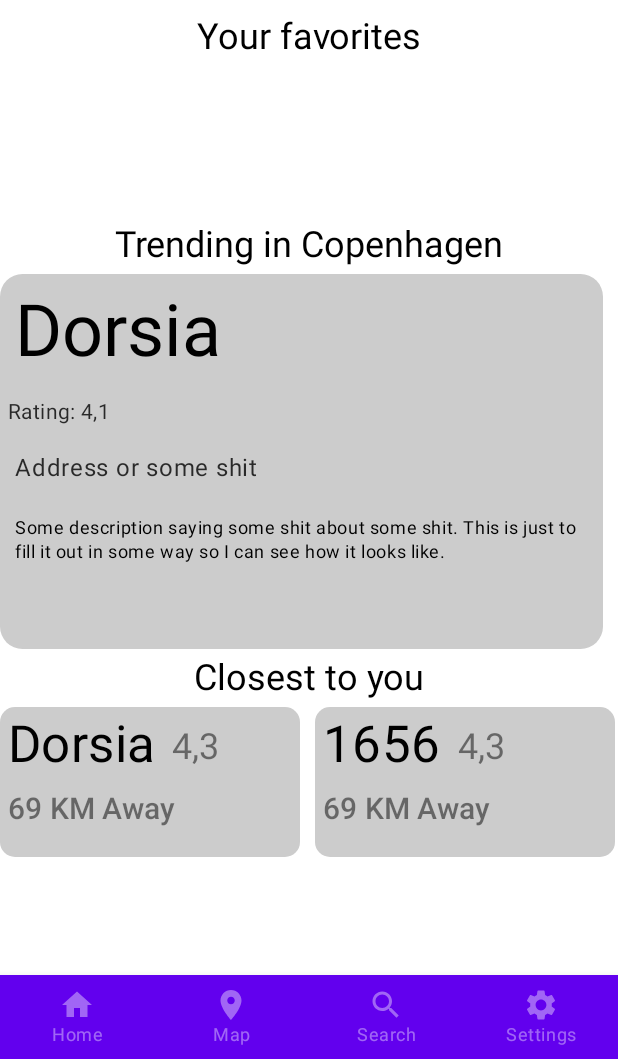
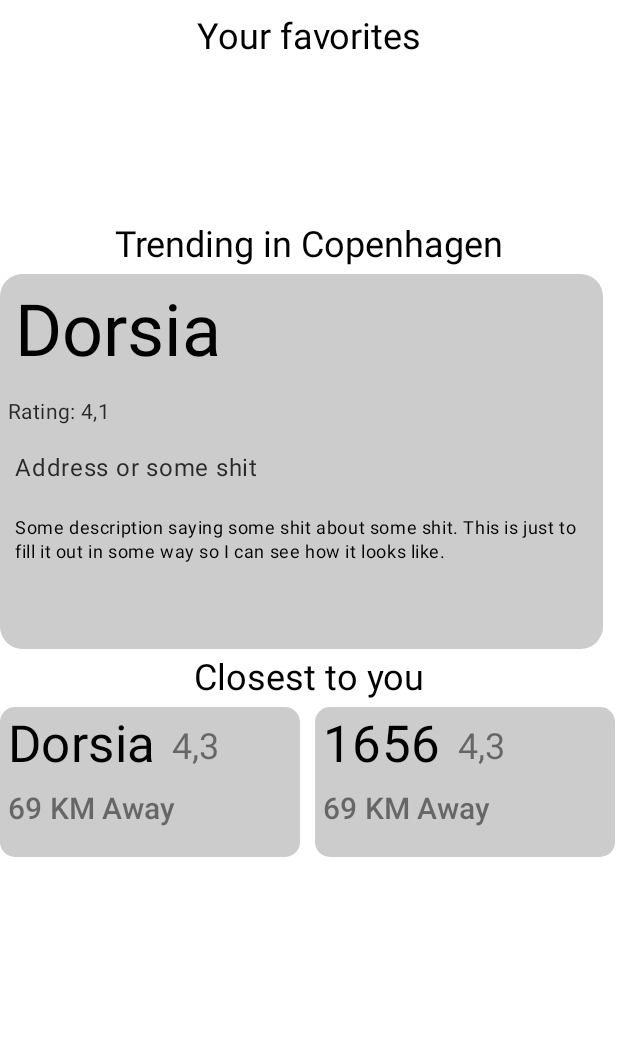
Before and after one commit to Fiedler12/NightLife, an Android app built with Jetpack Compose: the @Preview function LoggedInPreview, on a phone screen of 412 x 824 dp, the part 177-1236 px from its top. Run offline under Robolectric (Android 15) with nearby library versions, the phone set to English and light mode, and no system bars.

```diff
--- a/app/src/main/java/com/example/nightlife/MainActivity.kt
+++ b/app/src/main/java/com/example/nightlife/MainActivity.kt
@@ -11,24 +11,17 @@ import androidx.compose.foundation.rememberScrollState
 import androidx.compose.foundation.shape.RoundedCornerShape
 import androidx.compose.foundation.verticalScroll
 import androidx.compose.material.*
-import androidx.compose.material.SnackbarDefaults.backgroundColor
-import androidx.compose.material.icons.Icons
-import androidx.compose.material.icons.filled.Home
-import androidx.compose.material.icons.materialIcon
-import androidx.compose.runtime.*
+import androidx.compose.runtime.Composable
+import androidx.compose.runtime.getValue
 import androidx.compose.ui.Alignment
 import androidx.compose.ui.Modifier
 import androidx.compose.ui.draw.alpha
 import androidx.compose.ui.draw.clip
 import androidx.compose.ui.graphics.Color
-import androidx.compose.ui.modifier.modifierLocalConsumer
 import androidx.compose.ui.platform.LocalConfiguration
-import androidx.compose.ui.platform.LocalContext
 import androidx.compose.ui.tooling.preview.Preview
 import androidx.compose.ui.unit.dp
-import androidx.lifecycle.ViewModel
 import androidx.navigation.NavController
-import androidx.navigation.NavHost
 import androidx.navigation.NavHostController
 import androidx.navigation.compose.NavHost
 import androidx.navigation.compose.composable
@@ -123,6 +116,7 @@ fun OverviewPage(viewModel: HomeViewModel) {
 fun MapPage() {
     Box(modifier = Modifier.fillMaxSize()) {
         Text(text = "Map")
+        // We should use google maps on this.
     }
 }
 @Composable
@@ -346,11 +340,9 @@ fun DefaultPreview() {
 @Composable
 fun LoggedInPreview() {
     val viewModel = HomeViewModel()
-    val navController = rememberNavController()
-    Scaffold(
-        bottomBar = { NavBar(navController) },
-        content = { OverviewPage(viewModel = viewModel) })
+    OverviewPage(viewModel = viewModel)
 }
+
 
 @Preview(showBackground = true)
 @Composable
--- a/app/src/main/java/com/example/nightlife/ui/theme/Theme.kt
+++ b/app/src/main/java/com/example/nightlife/ui/theme/Theme.kt
@@ -5,6 +5,7 @@ import androidx.compose.material.MaterialTheme
 import androidx.compose.material.darkColors
 import androidx.compose.material.lightColors
 import androidx.compose.runtime.Composable
+import androidx.compose.ui.graphics.Color
 
 private val DarkColorPalette = darkColors(
     primary = Purple200,
@@ -13,8 +14,8 @@ private val DarkColorPalette = darkColors(
 )
 
 private val LightColorPalette = lightColors(
-    primary = Purple500,
-    primaryVariant = Purple700,
+    primary = Color.LightGray,
+    primaryVariant = Color.DarkGray,
     secondary = Teal200
 
     /* Other default colors to override
```
